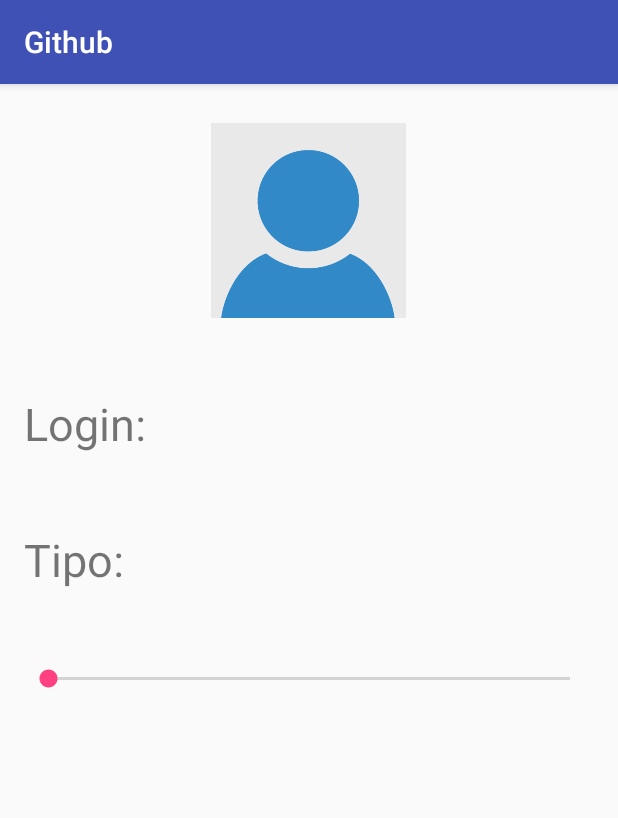
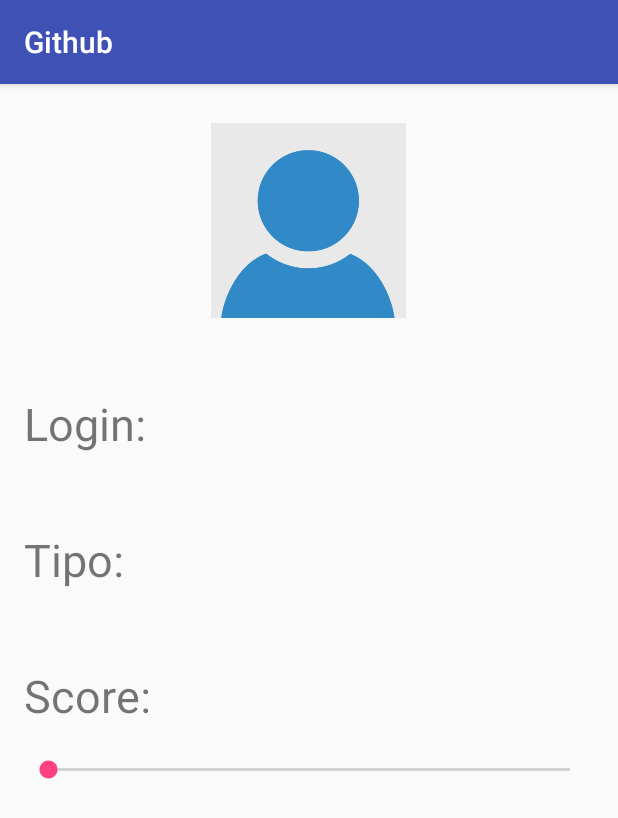
Before and after one commit to leonardosibela/Github, an Android app: the DadosUsuarioActivity screen opened directly, with no data from a screen before it, on a phone screen of 412 x 824 dp. Shown: the top 818 px of the screen. Run offline under Robolectric (Android 15) with nearby library versions, the phone set to English and light mode, and no system bars; libraries missing offline, so code that uses them is left out: com.koushikdutta.urlimageviewhelper; 6 statements that could not run were skipped.

Commit message:
Exibindo score do usuario

```diff
--- a/app/src/main/java/com/dextra/sibela/github/DadosUsuarioActivity.java
+++ b/app/src/main/java/com/dextra/sibela/github/DadosUsuarioActivity.java
@@ -1,7 +1,11 @@
 package com.dextra.sibela.github;
 
+import android.graphics.Color;
 import android.os.Bundle;
 import android.support.v7.app.AppCompatActivity;
+import android.view.MotionEvent;
+import android.view.View;
+import android.widget.EditText;
 import android.widget.ImageView;
 import android.widget.SeekBar;
 import android.widget.TextView;
@@ -14,7 +18,8 @@ public class DadosUsuarioActivity extends AppCompatActivity {
     private ImageView imgFullAvatar;
     private TextView login;
     private TextView tipo;
-    private SeekBar score;
+    private SeekBar skbScore;
+    private TextView edtScore;
 
     @Override
     protected void onCreate(Bundle savedInstanceState) {
@@ -33,7 +38,17 @@ public class DadosUsuarioActivity extends AppCompatActivity {
         tipo = (TextView) findViewById(R.id.tipo);
         tipo.setText(usuario.getType());
 
-        score = (SeekBar) findViewById(R.id.skbScore);
-        score.setProgress(usuario.getScore().intValue());
+        skbScore = (SeekBar) findViewById(R.id.skbScore);
+        skbScore.setProgress(usuario.getScore().intValue());
+
+        edtScore = (TextView) findViewById(R.id.edtScore);
+        edtScore.setText(usuario.getScore().toString());
+
+        skbScore.setOnTouchListener(new View.OnTouchListener() {
+            @Override
+            public boolean onTouch(View v, MotionEvent event) {
+                return true;
+            }
+        });
     }
 }
--- a/app/src/main/res/layout/activity_dados_usuario.xml
+++ b/app/src/main/res/layout/activity_dados_usuario.xml
@@ -56,12 +56,31 @@
         android:layout_width="wrap_content"
         android:layout_height="wrap_content" />
 
+    <TextView
+        android:id="@+id/lblScore"
+        android:textSize="30dp"
+        android:layout_marginRight="10dp"
+        android:layout_marginBottom="20dp"
+        android:layout_below="@+id/lbltipo"
+        android:text="@string/score_colon"
+        android:layout_width="wrap_content"
+        android:layout_height="wrap_content" />
+
+    <TextView
+        android:id="@+id/edtScore"
+        android:textSize="30dp"
+        android:layout_toRightOf="@+id/lblScore"
+        android:layout_below="@+id/lbltipo"
+        android:layout_width="wrap_content"
+        android:layout_height="wrap_content" />
+
     <SeekBar
         android:id="@+id/skbScore"
         android:layout_width="match_parent"
         android:layout_height="wrap_content"
-        android:layout_below="@+id/lbltipo"
+        android:layout_below="@+id/lblScore"
         android:layout_alignParentLeft="true"
-        android:layout_alignParentStart="true" />
+        android:layout_alignParentStart="true"
+        android:max="50" />
 
 </RelativeLayout>
--- a/app/src/main/res/values/strings.xml
+++ b/app/src/main/res/values/strings.xml
@@ -10,4 +10,5 @@
     <string name="nome_repositorio">Nome do Repositório</string>
     <string name="login_colon">Login:</string>
     <string name="tipo_colon">Tipo:</string>
+    <string name="score_colon">Score:</string>
 </resources>
```
